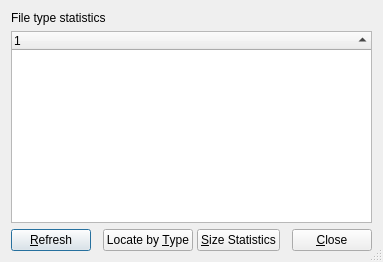
First picture: the form in src/file-type-stats-window.ui, repository Lithopsian/qdirstat, before the edit.
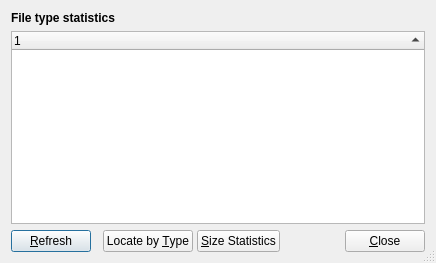
Second picture: the form after the edit. Icons and pictures are not drawn.

```diff
--- a/src/file-type-stats-window.ui
+++ b/src/file-type-stats-window.ui
@@ -2,6 +2,14 @@
 <ui version="4.0">
  <class>FileTypeStatsWindow</class>
  <widget class="QDialog" name="FileTypeStatsWindow">
+  <property name="geometry">
+   <rect>
+    <x>0</x>
+    <y>0</y>
+    <width>436</width>
+    <height>263</height>
+   </rect>
+  </property>
   <property name="windowTitle">
    <string>File Type Statistics</string>
   </property>
@@ -11,6 +19,12 @@
   <layout class="QVBoxLayout" name="verticalLayout">
    <item>
     <widget class="QLabel" name="heading">
+     <property name="font">
+      <font>
+       <weight>75</weight>
+       <bold>true</bold>
+      </font>
+     </property>
      <property name="text">
       <string>File type statistics</string>
      </property>
```
